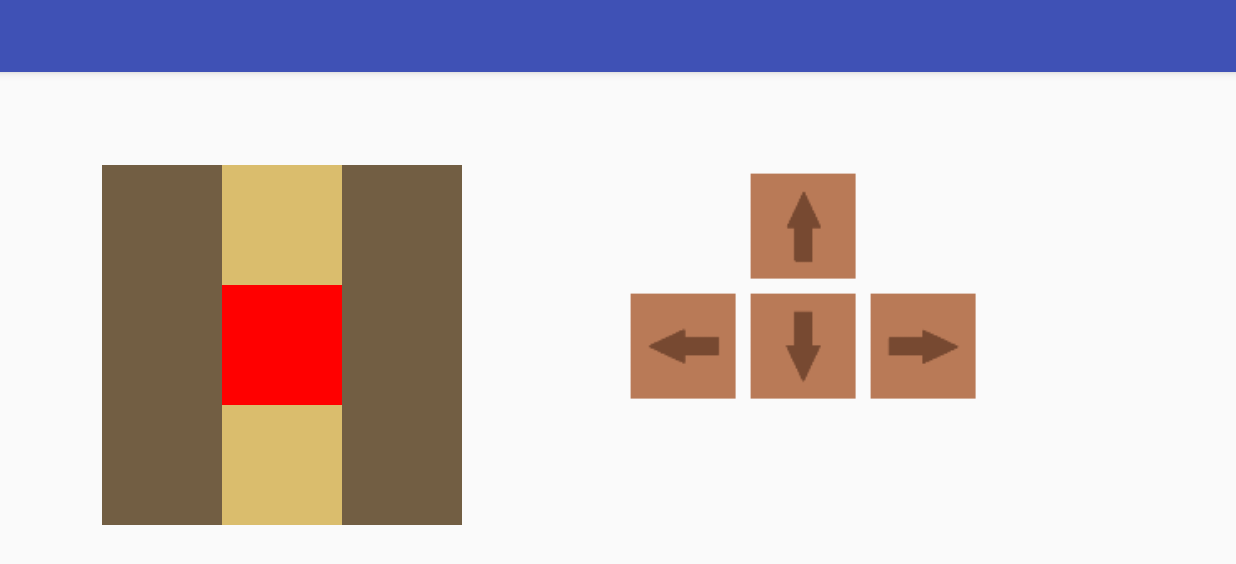
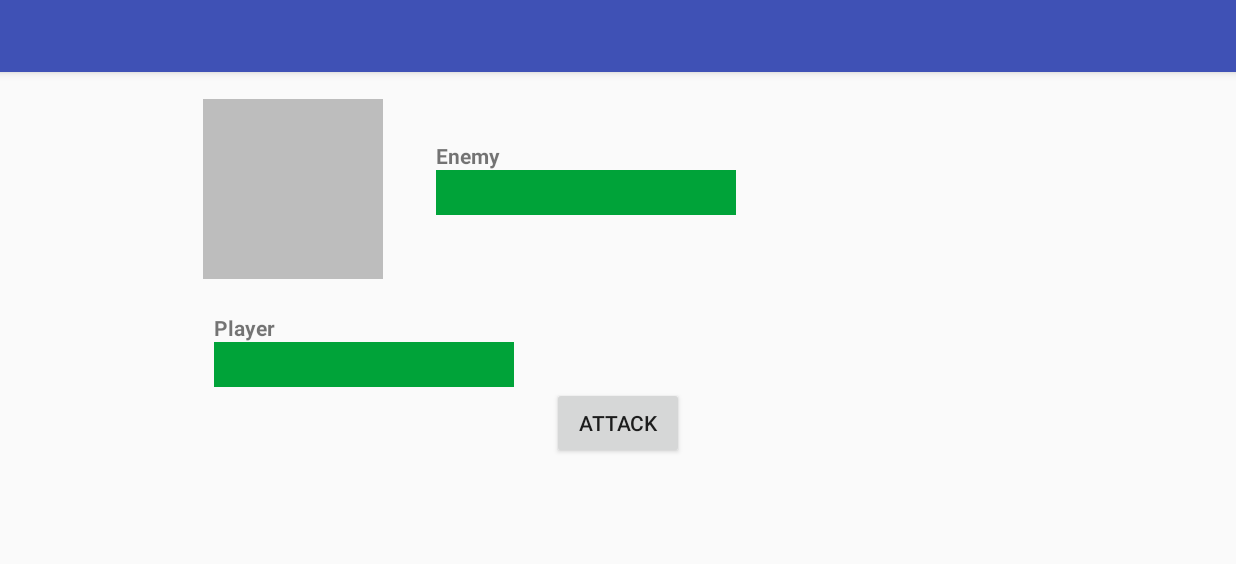
Before and after one commit to scveloso/Labyrinth, an Android app: the screen it shows after launch (LabyrinthActivity before the commit, CombatActivity after it), after a tap on an icon or button, on a phone screen of 824 x 412 dp (held sideways). Shown: the top 564 px of the screen. Run offline under Robolectric (Android 15) with nearby library versions, the phone set to English and light mode, and no system bars.

Commit message:
Added combat mechanic While going through the maze, user may encounter an enemy

```diff
--- a/app/src/main/AndroidManifest.xml
+++ b/app/src/main/AndroidManifest.xml
@@ -16,6 +16,7 @@
                 <category android:name="android.intent.category.LAUNCHER"/>
             </intent-filter>
         </activity>
+        <activity android:name=".CombatActivity" >
+        </activity>
     </application>
-
 </manifest>
--- /dev/null
+++ b/app/src/main/java/com/sveloso/labyrinth/CombatActivity.java
@@ -0,0 +1,14 @@
+package com.sveloso.labyrinth;
+
+import android.support.v4.app.Fragment;
+
+/**
+ * Created by Veloso on 7/5/2016.
+ */
+public class CombatActivity extends SingleFragmentActivity {
+
+    @Override
+    protected Fragment createFragment() {
+        return CombatFragment.newInstance();
+    }
+}
--- /dev/null
+++ b/app/src/main/java/com/sveloso/labyrinth/CombatFragment.java
@@ -0,0 +1,98 @@
+package com.sveloso.labyrinth;
+
+import android.os.Bundle;
+import android.support.v4.app.Fragment;
+import android.util.TypedValue;
+import android.view.LayoutInflater;
+import android.view.View;
+import android.view.ViewGroup;
+import android.widget.Button;
+import android.widget.ImageView;
+import android.widget.TextView;
+import android.widget.Toast;
+
+
+/**
+ * Created by Veloso on 7/5/2016.
+ */
+public class CombatFragment extends Fragment {
+
+    private Player sPlayer;
+
+    private ImageView mEnemyImage;
+    private TextView mEnemyName;
+    private ImageView mEnemyHealth;
+
+    private TextView mPlayerName;
+    private ImageView mPlayerHealth;
+    private Button mPlayerAttack;
+
+    public static CombatFragment newInstance() {
+        return new CombatFragment();
+    }
+
+    @Override
+    public void onCreate(Bundle savedInstanceState) {
+        super.onCreate(savedInstanceState);
+        sPlayer = Player.get(getActivity());
+    }
+
+    @Override
+    public View onCreateView(LayoutInflater inflater, ViewGroup container, Bundle savedInstanceState) {
+        View v = inflater.inflate(R.layout.fragment_combat, container, false);
+
+        // Enemy views
+        mEnemyImage = (ImageView) v.findViewById(R.id.enemy_pic_image_view);
+        mEnemyName = (TextView) v.findViewById(R.id.enemy_name_text_view);
+        mEnemyHealth = (ImageView) v.findViewById(R.id.enemy_health_image_view);
+
+        // Player views
+        mPlayerName = (TextView) v.findViewById(R.id.player_name_text_view);
+
+        mPlayerHealth = (ImageView) v.findViewById(R.id.player_health_image_view);
+        updatePlayerHealth();
+
+        mPlayerAttack = (Button) v.findViewById(R.id.player_attack_button);
+
+        mPlayerAttack.setOnClickListener(new View.OnClickListener() {
+            @Override
+            public void onClick(View view) {
+                updateCombat();
+                // Hit enemy
+                // Enemy hits u
+                // Check if enemy dead
+                // Check if u dead
+            }
+        });
+
+        return v;
+    }
+
+    private void updateCombat() {
+        // Attack each other
+
+        // Player attack enemy
+        int playerAttack = (int) TypedValue.applyDimension(TypedValue.COMPLEX_UNIT_DIP, 40, getResources().getDisplayMetrics());
+        mEnemyHealth.getLayoutParams().width -= playerAttack;
+        mEnemyHealth.requestLayout();
+
+        // Enemy attack player
+        sPlayer.setHealth(sPlayer.getHealth() - 10);
+        updatePlayerHealth();
+
+        // Check if either are dead
+        if (mPlayerHealth.getLayoutParams().width == 0) {
+            mPlayerAttack.setEnabled(false);
+            Toast.makeText(getActivity(), "Defeated!", Toast.LENGTH_SHORT).show();
+        } else if (mEnemyHealth.getLayoutParams().width == 0) {
+            getActivity().finish();
+        }
+    }
+
+    // Set player health bar to player health
+    private void updatePlayerHealth() {
+        int dimensionInDp = (int) TypedValue.applyDimension(TypedValue.COMPLEX_UNIT_DIP, sPlayer.getHealth(), getResources().getDisplayMetrics());
+        mPlayerHealth.getLayoutParams().width = dimensionInDp;
+        mPlayerHealth.requestLayout();
+    }
+}
--- a/app/src/main/java/com/sveloso/labyrinth/LabyrinthFragment.java
+++ b/app/src/main/java/com/sveloso/labyrinth/LabyrinthFragment.java
@@ -1,5 +1,6 @@
 package com.sveloso.labyrinth;
 
+import android.content.Intent;
 import android.media.Image;
 import android.os.Bundle;
 import android.support.v4.app.Fragment;
@@ -9,6 +10,8 @@ import android.view.View;
 import android.view.ViewGroup;
 import android.widget.ImageButton;
 import android.widget.ImageView;
+
+import java.util.Random;
 
 /**
  * Created by Veloso on 7/1/2016.
@@ -67,6 +70,7 @@ public class LabyrinthFragment extends Fragment {
                 sPlayer.setYcoordinate(sPlayer.getYcoordinate() - 1);
                 updateMapDisplay();
                 updateControls();
+                checkEnemyEncounter();
             }
         });
 
@@ -77,6 +81,7 @@ public class LabyrinthFragment extends Fragment {
                 sPlayer.setYcoordinate(sPlayer.getYcoordinate() + 1);
                 updateMapDisplay();
                 updateControls();
+                checkEnemyEncounter();
             }
         });
 
@@ -87,6 +92,7 @@ public class LabyrinthFragment extends Fragment {
                 sPlayer.setXcoordinate(sPlayer.getXcoordinate() - 1);
                 updateMapDisplay();
                 updateControls();
+                checkEnemyEncounter();
             }
         });
 
@@ -97,6 +103,7 @@ public class LabyrinthFragment extends Fragment {
                 sPlayer.setXcoordinate(sPlayer.getXcoordinate() + 1);
                 updateMapDisplay();
                 updateControls();
+                checkEnemyEncounter();
             }
         });
 
@@ -109,6 +116,16 @@ public class LabyrinthFragment extends Fragment {
         updateTopMapBlocks();
         updateCenterMapBlocks();
         updateBottomMapBlocks();
+    }
+
+    // 20% chance for enemy encounter
+    private void checkEnemyEncounter() {
+        Random random = new Random();
+        int chance = random.nextInt(5);
+        if (chance == 1) {
+            Intent intent = new Intent(getActivity(), CombatActivity.class);
+            startActivity(intent);
+        }
     }
 
     // Check whether path up/down/left/right is blocked by walls
--- a/app/src/main/java/com/sveloso/labyrinth/Player.java
+++ b/app/src/main/java/com/sveloso/labyrinth/Player.java
@@ -13,6 +13,8 @@ public class Player {
     private int mXcoordinate;
     private int mYcoordinate;
 
+    private int mHealth;
+
     public static Player get(Context context) {
         if (sPlayer == null) {
             sPlayer = new Player (context);
@@ -22,6 +24,7 @@ public class Player {
 
     private Player (Context context) {
         mContext = context;
+        mHealth = 200;
     }
 
     public int getXcoordinate() {
@@ -39,4 +42,12 @@ public class Player {
     public void setYcoordinate(int ycoordinate) {
         mYcoordinate = ycoordinate;
     }
+
+    public int getHealth() {
+        return mHealth;
+    }
+
+    public void setHealth(int health) {
+        mHealth = health;
+    }
 }
--- /dev/null
+++ b/app/src/main/res/layout-land/fragment_combat.xml
@@ -0,0 +1,97 @@
+<?xml version="1.0" encoding="utf-8"?>
+<LinearLayout xmlns:android="http://schemas.android.com/apk/res/android"
+              android:orientation="vertical"
+              android:layout_width="match_parent"
+              android:layout_height="match_parent">
+
+    <RelativeLayout
+        android:layout_width="match_parent"
+        android:layout_height="156dp">
+
+        <ImageView
+            android:layout_width="120dp"
+            android:layout_height="120dp"
+            android:id="@+id/enemy_pic_image_view"
+            android:layout_marginLeft="135dp"
+            android:layout_marginStart="135dp"
+            android:layout_centerVertical="true"
+            android:layout_alignParentLeft="true"
+            android:layout_alignParentStart="true"
+            android:background="#bdbdbd"/>
+
+        <TextView
+            android:layout_width="wrap_content"
+            android:layout_height="wrap_content"
+            android:textAppearance="?android:attr/textAppearanceSmall"
+            android:text="Enemy"
+            android:id="@+id/enemy_name_text_view"
+            android:layout_marginLeft="35dp"
+            android:layout_marginStart="35dp"
+            android:layout_marginTop="28dp"
+            android:layout_alignTop="@+id/enemy_pic_image_view"
+            android:layout_toRightOf="@+id/enemy_pic_image_view"
+            android:layout_toEndOf="@+id/enemy_pic_image_view"
+            android:textStyle="bold"/>
+
+        <ImageView
+            android:layout_width="200dp"
+            android:layout_height="30dp"
+            android:layout_below="@+id/enemy_name_text_view"
+            android:layout_alignLeft="@+id/enemy_name_text_view"
+            android:layout_alignStart="@+id/enemy_name_text_view"
+            android:background="#e70000"/>
+
+        <ImageView
+            android:layout_width="200dp"
+            android:layout_height="30dp"
+            android:id="@+id/enemy_health_image_view"
+            android:background="#00a339"
+            android:layout_below="@+id/enemy_name_text_view"
+            android:layout_alignLeft="@+id/enemy_name_text_view"
+            android:layout_alignStart="@+id/enemy_name_text_view"/>
+    </RelativeLayout>
+
+    <RelativeLayout
+        android:layout_width="match_parent"
+        android:layout_height="156dp">
+
+        <Button
+            android:layout_width="wrap_content"
+            android:layout_height="wrap_content"
+            android:text="Attack"
+            android:id="@+id/player_attack_button"
+            android:layout_centerVertical="true"
+            android:layout_centerHorizontal="true"/>
+
+        <ImageView
+            android:layout_width="200dp"
+            android:layout_height="30dp"
+            android:id="@+id/imageView"
+            android:background="#e70000"
+            android:layout_above="@+id/player_attack_button"
+            android:layout_toLeftOf="@+id/player_attack_button"
+            android:layout_toStartOf="@+id/player_attack_button"
+            android:layout_marginRight="25dp"
+            android:layout_marginEnd="25dp"/>
+
+        <TextView
+            android:layout_width="wrap_content"
+            android:layout_height="wrap_content"
+            android:textAppearance="?android:attr/textAppearanceSmall"
+            android:text="Player"
+            android:id="@+id/player_name_text_view"
+            android:layout_above="@+id/imageView"
+            android:layout_alignLeft="@+id/imageView"
+            android:layout_alignStart="@+id/imageView"
+            android:textStyle="bold"/>
+
+        <ImageView
+            android:layout_width="200dp"
+            android:layout_height="30dp"
+            android:id="@+id/player_health_image_view"
+            android:background="#00a339"
+            android:layout_above="@+id/player_attack_button"
+            android:layout_alignLeft="@+id/imageView"
+            android:layout_alignStart="@+id/imageView"/>
+    </RelativeLayout>
+</LinearLayout>
```
Also changed, not shown: app/src/main/ic_launcher-web.png (added).
